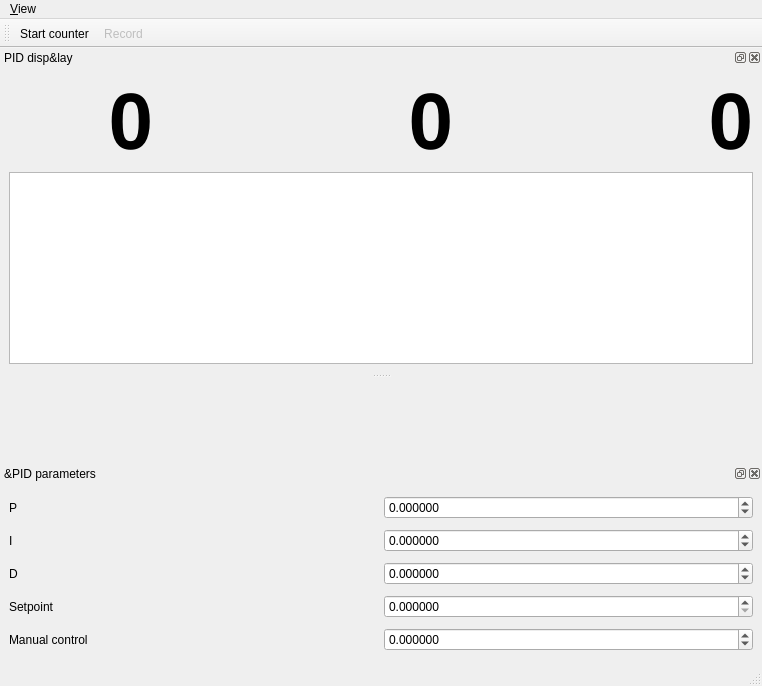
Ulm-IQO/qudi, file gui/pidgui/ui_pid_control.ui: the form before one commit.
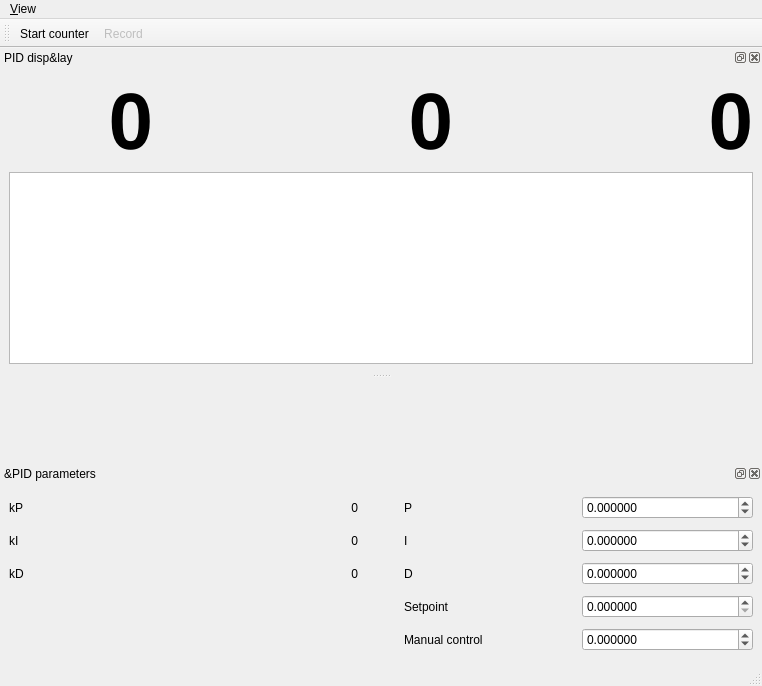
The form after the commit. Icons and pictures are not drawn. Custom widgets are drawn as their Qt base class.

Commit message: display pid terms

```diff
--- a/gui/pidgui/ui_pid_control.ui
+++ b/gui/pidgui/ui_pid_control.ui
@@ -144,7 +144,7 @@
   <widget class="QDockWidget" name="pid_parameters_DockWidget">
    <property name="minimumSize">
     <size>
-     <width>311</width>
+     <width>312</width>
      <height>200</height>
     </size>
    </property>
@@ -162,51 +162,21 @@
    </attribute>
    <widget class="QWidget" name="dockWidgetContents_2">
     <layout class="QGridLayout" name="gridLayout_2">
-     <item row="2" column="1">
-      <widget class="QDoubleSpinBox" name="D_DoubleSpinBox">
-       <property name="toolTip">
-        <string>If bigger than 1, the number of samples is averaged over the given number and then displayed. 
-Use for extremely fast counting, since all the raw data is saved. 
-Timestamps in oversampling interval are all equal to the averaging time.</string>
+     <item row="3" column="3">
+      <widget class="QLabel" name="label">
+       <property name="text">
+        <string>Setpoint</string>
        </property>
-       <property name="decimals">
-        <number>6</number>
-       </property>
-       <property name="minimum">
-        <double>-999.000000000000000</double>
-       </property>
-       <property name="maximum">
-        <double>999.000000000000000</double>
-       </property>
       </widget>
      </item>
-     <item row="1" column="1">
-      <widget class="QDoubleSpinBox" name="I_DoubleSpinBox">
-       <property name="decimals">
-        <number>6</number>
+     <item row="0" column="0">
+      <widget class="QLabel" name="labelkPtext">
+       <property name="text">
+        <string>kP</string>
        </property>
-       <property name="minimum">
-        <double>-999.000000000000000</double>
-       </property>
-       <property name="maximum">
-        <double>999.000000000000000</double>
-       </property>
       </widget>
      </item>
-     <item row="0" column="1">
-      <widget class="QDoubleSpinBox" name="P_DoubleSpinBox">
-       <property name="decimals">
-        <number>6</number>
-       </property>
-       <property name="minimum">
-        <double>-999.000000000000000</double>
-       </property>
-       <property name="maximum">
-        <double>999.000000000000000</double>
-       </property>
-      </widget>
-     </item>
-     <item row="2" column="0">
+     <item row="2" column="3">
       <widget class="QLabel" name="labelD">
        <property name="toolTip">
         <string>If bigger than 1, the number of samples is averaged over the given number and then displayed. 
@@ -218,21 +188,7 @@
        </property>
       </widget>
      </item>
-     <item row="1" column="0">
-      <widget class="QLabel" name="labelI">
-       <property name="text">
-        <string>I</string>
-       </property>
-      </widget>
-     </item>
-     <item row="0" column="0">
-      <widget class="QLabel" name="labelP">
-       <property name="text">
-        <string>P</string>
-       </property>
-      </widget>
-     </item>
-     <item row="3" column="1">
+     <item row="3" column="4">
       <widget class="QDoubleSpinBox" name="setpointDoubleSpinBox">
        <property name="decimals">
         <number>6</number>
@@ -245,7 +201,14 @@
        </property>
       </widget>
      </item>
-     <item row="4" column="1">
+     <item row="0" column="3">
+      <widget class="QLabel" name="labelP">
+       <property name="text">
+        <string>P</string>
+       </property>
+      </widget>
+     </item>
+     <item row="4" column="4">
       <widget class="QDoubleSpinBox" name="manualDoubleSpinBox">
        <property name="decimals">
         <number>6</number>
@@ -258,20 +221,124 @@
        </property>
       </widget>
      </item>
-     <item row="3" column="0">
-      <widget class="QLabel" name="label">
-       <property name="text">
-        <string>Setpoint</string>
-       </property>
-      </widget>
-     </item>
-     <item row="4" column="0">
-      <widget class="QLabel" name="label_2">
+     <item row="4" column="3">
+      <widget class="QLabel" name="labelManual">
        <property name="text">
         <string>Manual control</string>
        </property>
       </widget>
      </item>
+     <item row="1" column="3">
+      <widget class="QLabel" name="labelI">
+       <property name="text">
+        <string>I</string>
+       </property>
+      </widget>
+     </item>
+     <item row="1" column="4">
+      <widget class="QDoubleSpinBox" name="I_DoubleSpinBox">
+       <property name="decimals">
+        <number>6</number>
+       </property>
+       <property name="minimum">
+        <double>-999.000000000000000</double>
+       </property>
+       <property name="maximum">
+        <double>999.000000000000000</double>
+       </property>
+      </widget>
+     </item>
+     <item row="0" column="4">
+      <widget class="QDoubleSpinBox" name="P_DoubleSpinBox">
+       <property name="decimals">
+        <number>6</number>
+       </property>
+       <property name="minimum">
+        <double>-999.000000000000000</double>
+       </property>
+       <property name="maximum">
+        <double>999.000000000000000</double>
+       </property>
+      </widget>
+     </item>
+     <item row="2" column="0">
+      <widget class="QLabel" name="labelkDtext">
+       <property name="text">
+        <string>kD</string>
+       </property>
+      </widget>
+     </item>
+     <item row="1" column="0">
+      <widget class="QLabel" name="labelkItext">
+       <property name="text">
+        <string>kI</string>
+       </property>
+      </widget>
+     </item>
+     <item row="2" column="4">
+      <widget class="QDoubleSpinBox" name="D_DoubleSpinBox">
+       <property name="toolTip">
+        <string>If bigger than 1, the number of samples is averaged over the given number and then displayed. 
+Use for extremely fast counting, since all the raw data is saved. 
+Timestamps in oversampling interval are all equal to the averaging time.</string>
+       </property>
+       <property name="decimals">
+        <number>6</number>
+       </property>
+       <property name="minimum">
+        <double>-999.000000000000000</double>
+       </property>
+       <property name="maximum">
+        <double>999.000000000000000</double>
+       </property>
+      </widget>
+     </item>
+     <item row="0" column="1">
+      <widget class="QLabel" name="labelkP">
+       <property name="text">
+        <string>0</string>
+       </property>
+       <property name="alignment">
+        <set>Qt::AlignRight|Qt::AlignTrailing|Qt::AlignVCenter</set>
+       </property>
+      </widget>
+     </item>
+     <item row="2" column="1">
+      <widget class="QLabel" name="labelkD">
+       <property name="text">
+        <string>0</string>
+       </property>
+       <property name="alignment">
+        <set>Qt::AlignRight|Qt::AlignTrailing|Qt::AlignVCenter</set>
+       </property>
+      </widget>
+     </item>
+     <item row="1" column="1">
+      <widget class="QLabel" name="labelkI">
+       <property name="text">
+        <string>0</string>
+       </property>
+       <property name="alignment">
+        <set>Qt::AlignRight|Qt::AlignTrailing|Qt::AlignVCenter</set>
+       </property>
+      </widget>
+     </item>
+     <item row="0" column="2">
+      <spacer name="horizontalSpacer_3">
+       <property name="orientation">
+        <enum>Qt::Horizontal</enum>
+       </property>
+       <property name="sizeType">
+        <enum>QSizePolicy::Preferred</enum>
+       </property>
+       <property name="sizeHint" stdset="0">
+        <size>
+         <width>40</width>
+         <height>20</height>
+        </size>
+       </property>
+      </spacer>
+     </item>
     </layout>
    </widget>
   </widget>
```
The commit also changes 1 other file.
